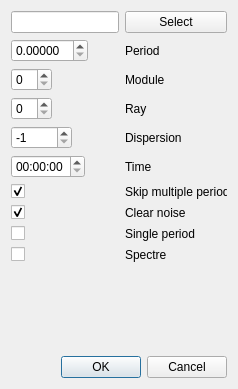
This is src/precisesearchgui.ui in vtyulb/BSA-Analytics as Qt 5 draws it before an edit. The edited form follows.
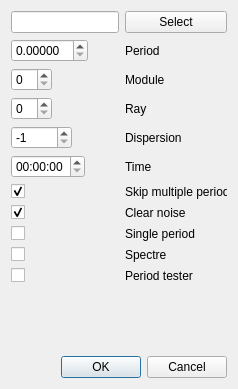
This is the edited form.

```diff
--- a/src/precisesearchgui.ui
+++ b/src/precisesearchgui.ui
@@ -158,6 +158,20 @@
          </property>
         </widget>
        </item>
+       <item row="10" column="0">
+        <widget class="QCheckBox" name="periodTester">
+         <property name="text">
+          <string/>
+         </property>
+        </widget>
+       </item>
+       <item row="10" column="1">
+        <widget class="QLabel" name="label_10">
+         <property name="text">
+          <string>Period tester</string>
+         </property>
+        </widget>
+       </item>
       </layout>
      </item>
     </layout>
```
